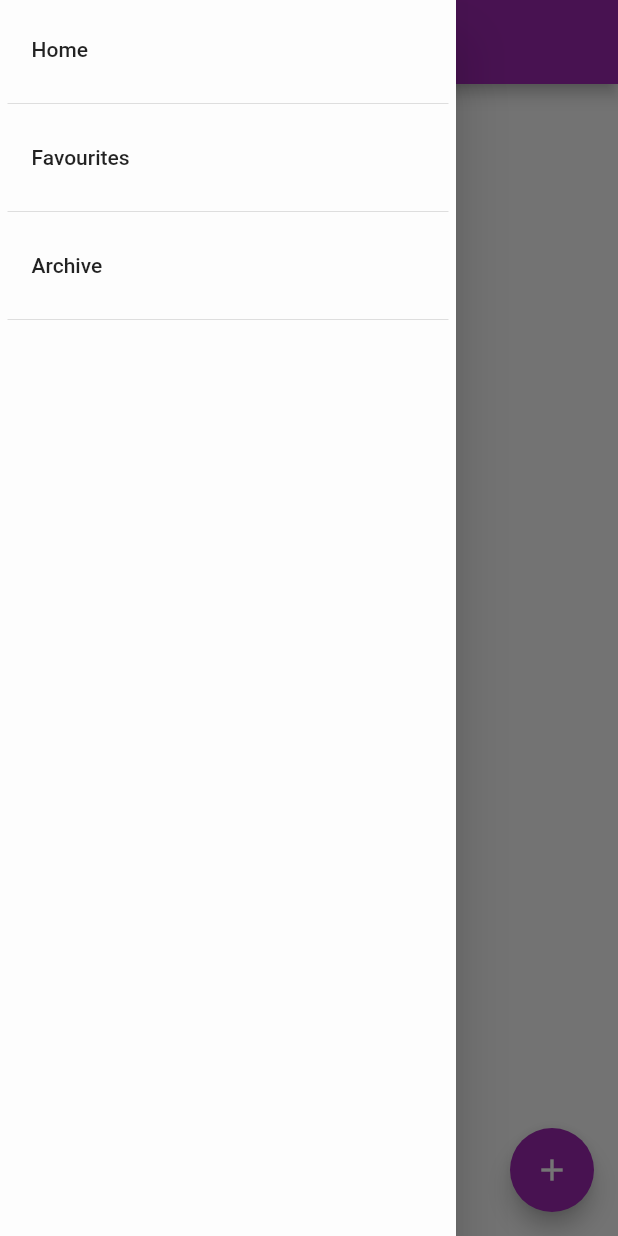
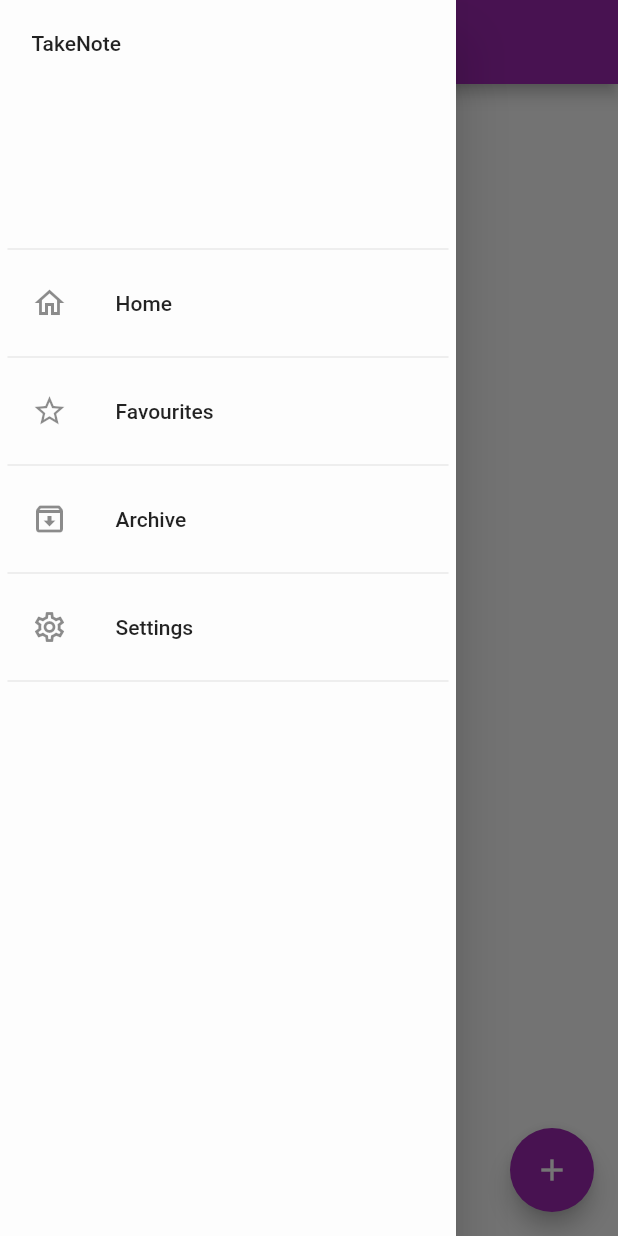
Before and after one commit to grace-ful/TakeNote, a Flutter app: the screen it shows after launch, with the side drawer open, on a phone screen of 412 x 824 dp. Run offline on Flutter 3.47's test engine with Material 2 defaults, Android fonts, the phone set to English and light mode, and no system bars.

Commit message:
added icons

```diff
--- a/take_note/lib/main.dart
+++ b/take_note/lib/main.dart
@@ -146,7 +146,11 @@ class _HomePageState extends State<HomePage> {
             child: ListView(
               padding: EdgeInsets.all(5.0),
               children: <Widget>[
+                DrawerHeader(
+                    child: Text('TakeNote'),
+                ),
                 ListTile(
+                  leading: Icon(Icons.home_outlined),
                   title: Text('Home'),
                   onTap: () {
                     Navigator.pop(context);
@@ -154,6 +158,7 @@ class _HomePageState extends State<HomePage> {
                 ),
                 Divider(),
                 ListTile(
+                  leading: Icon(Icons.star_border_outlined),
                   title: Text('Favourites'),
                   onTap: () {
                     Navigator.pop(context);
@@ -161,10 +166,16 @@ class _HomePageState extends State<HomePage> {
                 ),
                 Divider(),
                 ListTile(
+                  leading: Icon(Icons.archive_outlined),
                   title: Text('Archive'),
                   onTap:() {
                     Navigator.pop(context);
                   },
+                ),
+                Divider(),
+                ListTile(
+                  leading: Icon(Icons.settings_outlined),
+                  title: Text('Settings'),
                 ),
                 Divider(),
               ],
```
